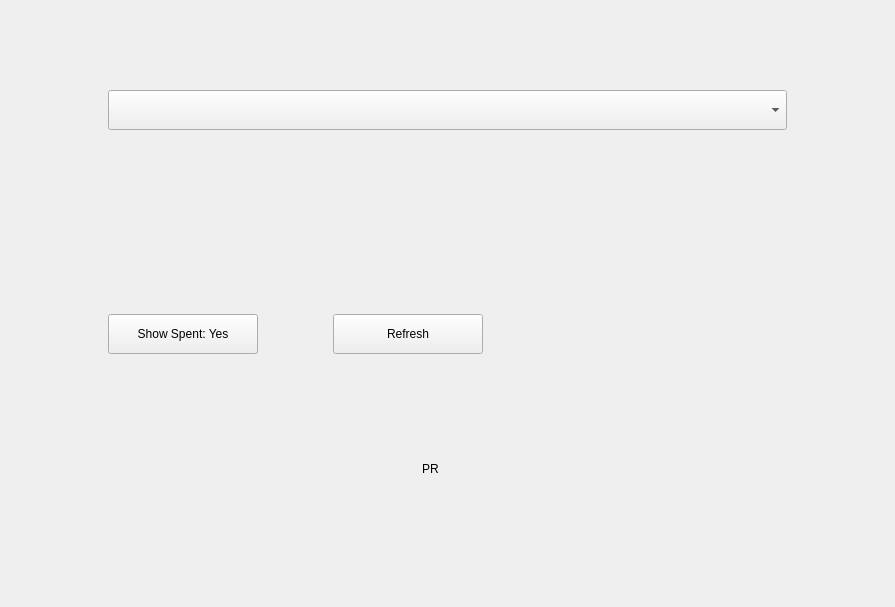
Qt form windows_desktop/e_outputs.ui (mwcproject/mwc-qt-wallet) before a commit.
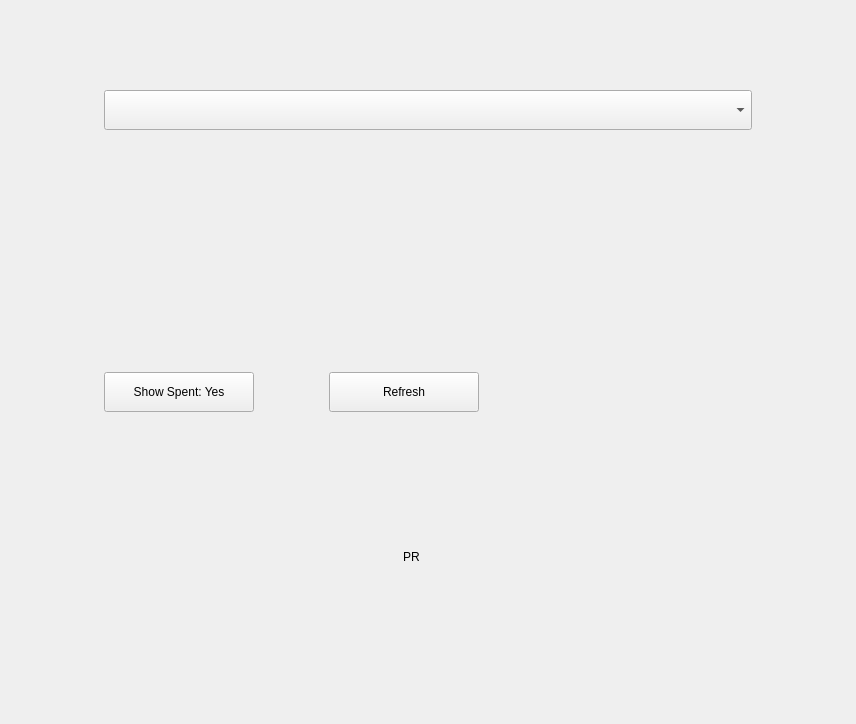
The same form after that commit. Custom widgets are drawn as their Qt base class.

The edit to the form file:
```diff
--- a/windows_desktop/e_outputs.ui
+++ b/windows_desktop/e_outputs.ui
@@ -6,8 +6,8 @@
    <rect>
     <x>0</x>
     <y>0</y>
-    <width>895</width>
-    <height>607</height>
+    <width>856</width>
+    <height>724</height>
    </rect>
   </property>
   <property name="windowTitle">
```
